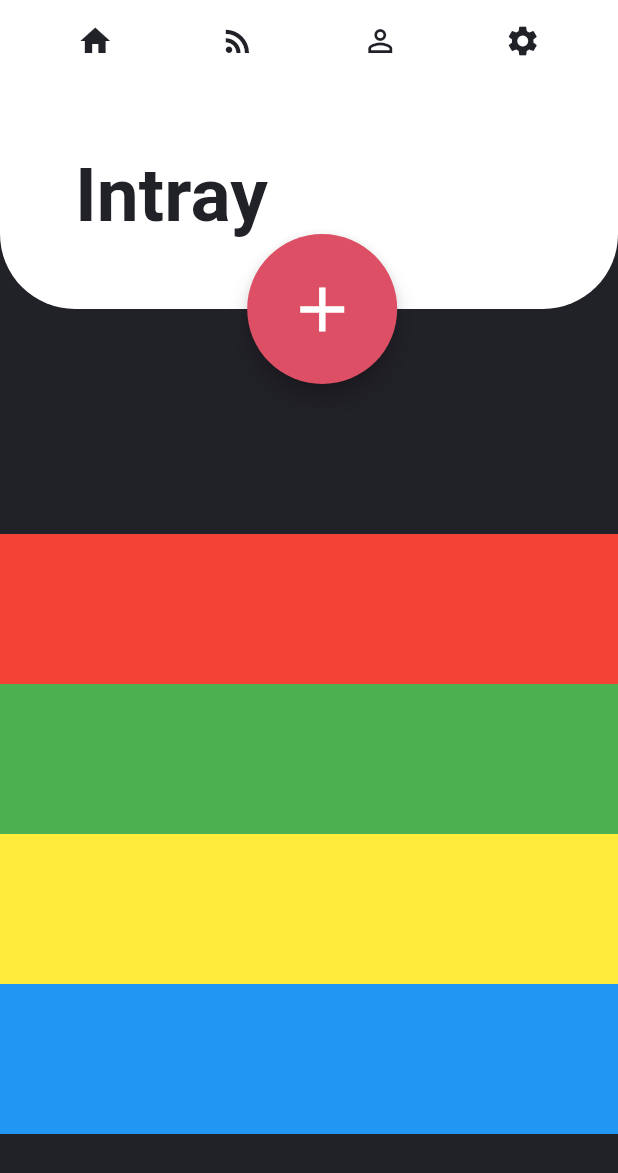
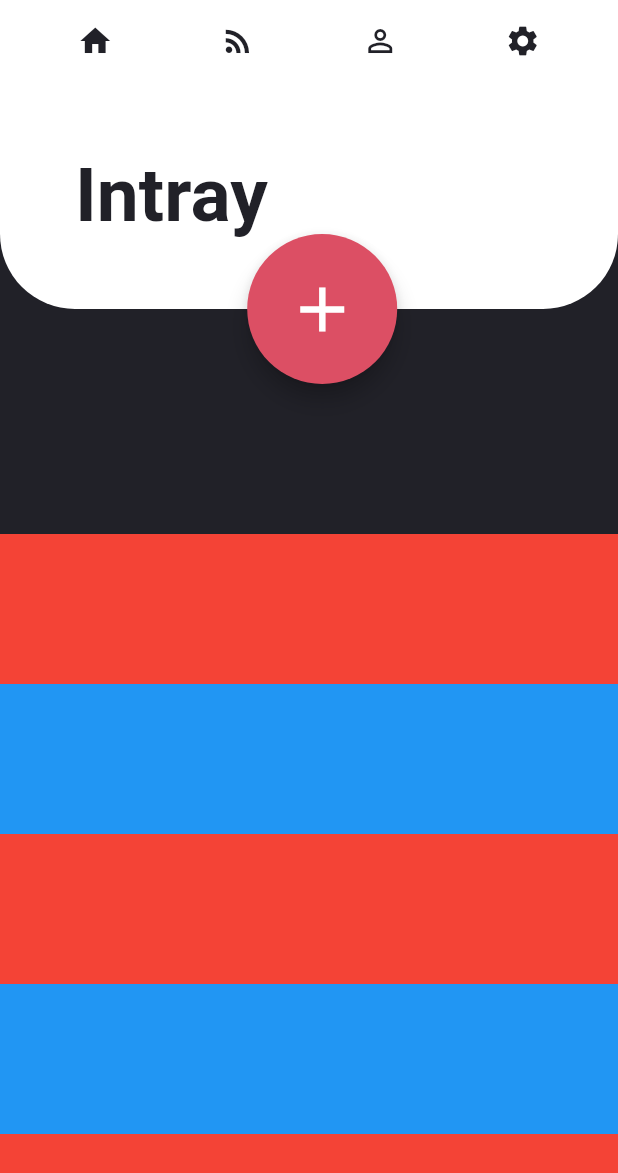
Before and after one commit to olliebs1/ProductivityApp, a Flutter app: the screen it shows after launch, on a phone screen of 412 x 824 dp. Shown: the top 1173 px of the screen. Run offline on Flutter 3.47's test engine with Material 2 defaults, Android fonts, the phone set to English and light mode, and no system bars; Roboto replaces fonts that are missing (Avenir).

Commit message:
altered list widget inside of intray_page to be able to scroll through multiple tasks

```diff
--- a/productivityapp/lib/UI/Intray/intray_page.dart
+++ b/productivityapp/lib/UI/Intray/intray_page.dart
@@ -20,23 +20,17 @@ class _IntrayPageState extends State<IntrayPage> {
   }
 
   List<Widget> getList() {
-    return [
-      Container(
+    List<Container> list = [];
+    for (int i = 0; i < 10; i++) {
+      list.add(Container(
         height: 100,
         color: Colors.red,
-      ),
-      Container(
-        height: 100,
-        color: Colors.green,
-      ),
-      Container(
-        height: 100,
-        color: Colors.yellow,
-      ),
-      Container(
+      ));
+      list.add(Container(
         height: 100,
         color: Colors.blue,
-      )
-    ];
+      ));
+    }
+    return list;
   }
 }
```
